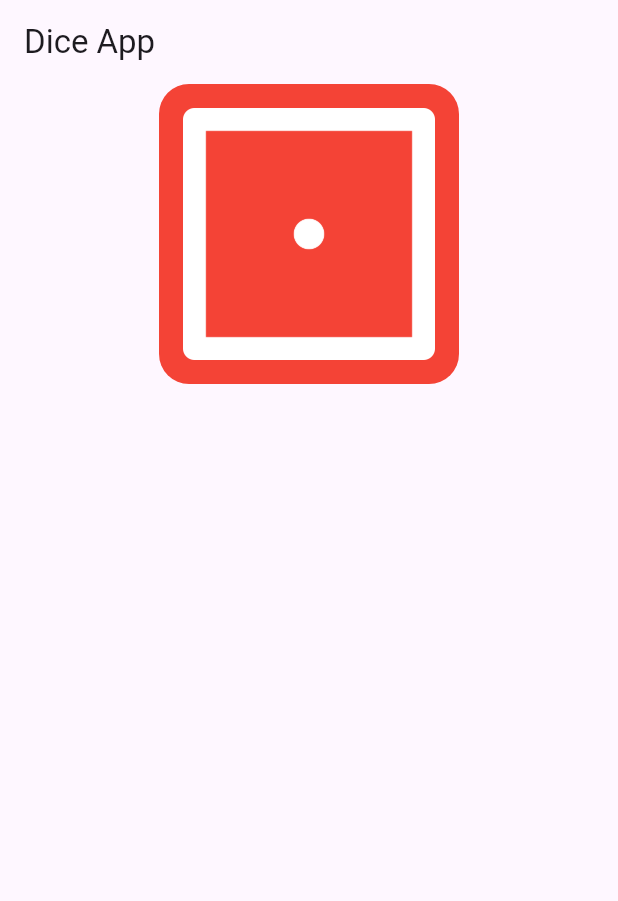
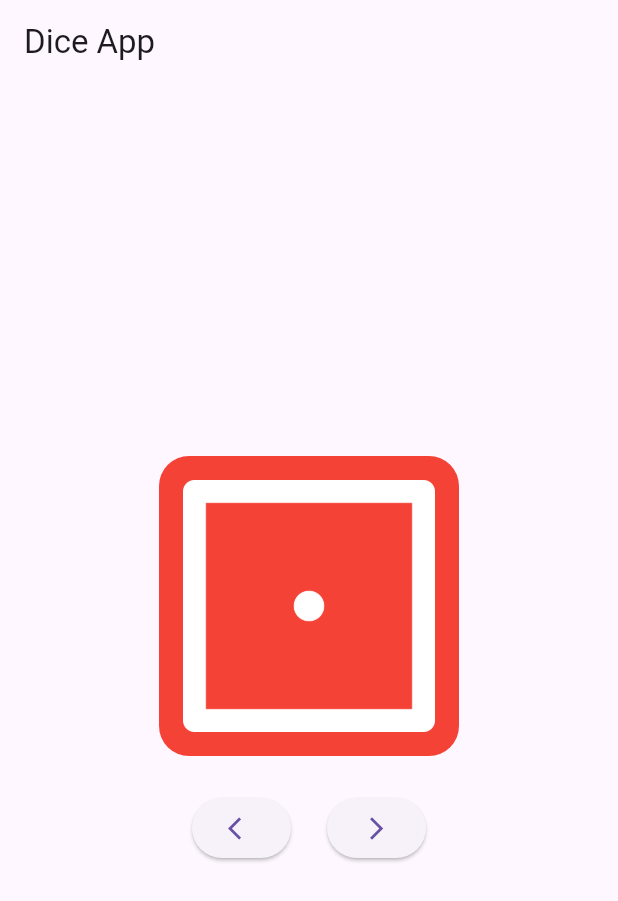
Before and after one commit to Klaux2020/diceappG8, a Flutter app: the screen it shows after launch, on a phone screen of 412 x 824 dp. Shown: the top 901 px of the screen. Run offline on Flutter 3.47's test engine with Material 3 defaults, Android fonts, the phone set to English and light mode, and no system bars.

Commit message:
dice logic

```diff
--- a/lib/pages/dice_page.dart
+++ b/lib/pages/dice_page.dart
@@ -1,7 +1,13 @@
 import 'package:flutter/material.dart';
 
-class DicePage extends StatelessWidget {
+class DicePage extends StatefulWidget {
 
+  @override
+  State<DicePage> createState() => _DicePageState();
+}
+
+class _DicePageState extends State<DicePage> {
+  int n=1;
   @override
   Widget build(BuildContext context) {
     return Scaffold(
@@ -10,6 +16,7 @@ class DicePage extends StatelessWidget {
         ),
         body: Center(
           child: Column(
+            mainAxisAlignment: MainAxisAlignment.center,
             children: [
               Container(
                 decoration: BoxDecoration(
@@ -29,8 +36,42 @@ class DicePage extends StatelessWidget {
                 //color: Colors.red,
                 width: 200,
                 height: 200,
-                child: Image.asset("assets/images/dice1.png"),
+                child: Image.asset("assets/images/dice$n.png"),
                 ),
+                SizedBox(
+                  height: 24,
+                ),
+                Row(
+                  mainAxisAlignment: MainAxisAlignment.center,
+                  children: [
+                    ElevatedButton(
+                      onPressed: (){
+                        if(n==1){
+                          n=6;
+                        } else {
+                          n--;
+                        }
+                        setState(() {});
+                      },
+                      child: Icon(Icons.arrow_back_ios),
+                      ),
+                      SizedBox(
+                        width: 24,
+                      ),
+                      ElevatedButton(
+                      onPressed: (){
+                       if(n==6) {
+                        n=1;
+                       } else {
+                        n++;
+                       }
+
+                        setState(() {});
+                      },
+                      child: Icon(Icons.arrow_forward_ios),
+                      ),
+                      ],
+                )
             ],
             ),
             ),
```
